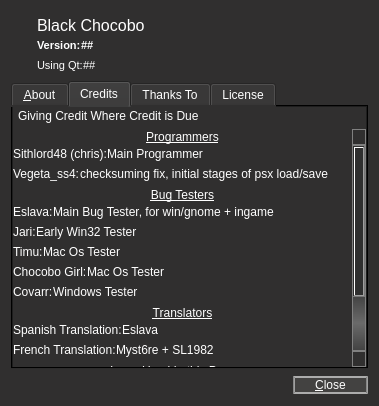
sithlord48/blackchocobo, file about.ui: the form before one commit.
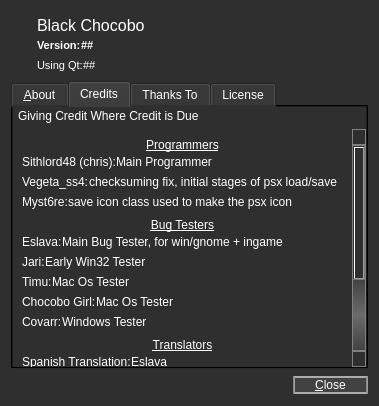
The form after the commit. The open tabs and pages were chosen to show the change. Icons and pictures are not drawn.

Commit message: credited myst6re for his saveicon class. changed version # to 1.8.1

Diff of the .ui file:
```diff
--- a/about.ui
+++ b/about.ui
@@ -520,26 +520,11 @@
            <rect>
             <x>0</x>
             <y>0</y>
-            <width>349</width>
-            <height>357</height>
+            <width>358</width>
+            <height>392</height>
            </rect>
           </property>
           <layout class="QVBoxLayout" name="verticalLayout_9">
-           <property name="spacing">
-            <number>4</number>
-           </property>
-           <property name="leftMargin">
-            <number>0</number>
-           </property>
-           <property name="topMargin">
-            <number>1</number>
-           </property>
-           <property name="rightMargin">
-            <number>0</number>
-           </property>
-           <property name="bottomMargin">
-            <number>4</number>
-           </property>
            <item>
             <layout class="QVBoxLayout" name="verticalLayout_3">
              <property name="spacing">
@@ -628,6 +613,37 @@
                </item>
               </layout>
              </item>
+             <item>
+              <layout class="QHBoxLayout" name="horizontalLayout_22">
+               <item>
+                <widget class="QLabel" name="label_36">
+                 <property name="text">
+                  <string notr="true">Myst6re:</string>
+                 </property>
+                </widget>
+               </item>
+               <item>
+                <widget class="QLabel" name="label_37">
+                 <property name="text">
+                  <string>save icon class used to make the psx icon</string>
+                 </property>
+                </widget>
+               </item>
+               <item>
+                <spacer name="horizontalSpacer_17">
+                 <property name="orientation">
+                  <enum>Qt::Horizontal</enum>
+                 </property>
+                 <property name="sizeHint" stdset="0">
+                  <size>
+                   <width>40</width>
+                   <height>20</height>
+                  </size>
+                 </property>
+                </spacer>
+               </item>
+              </layout>
+             </item>
             </layout>
            </item>
            <item>
```
Left out of the diff: 6 changed lines with no effect on the pictures. The commit also changes 1 other file.
